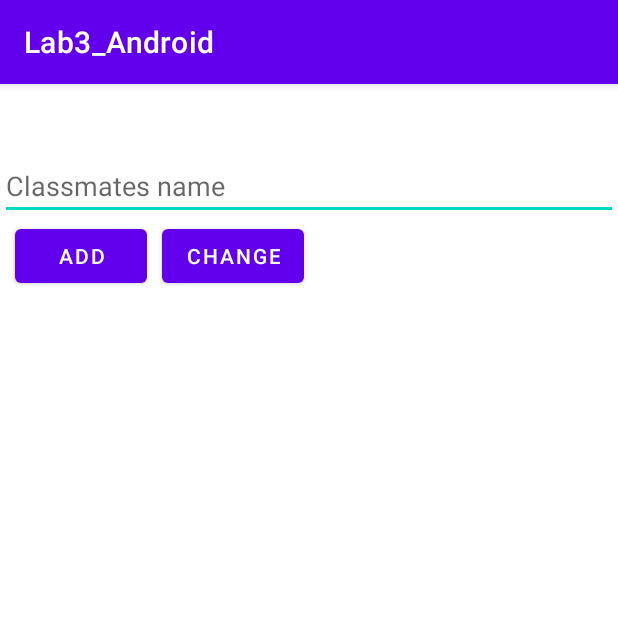
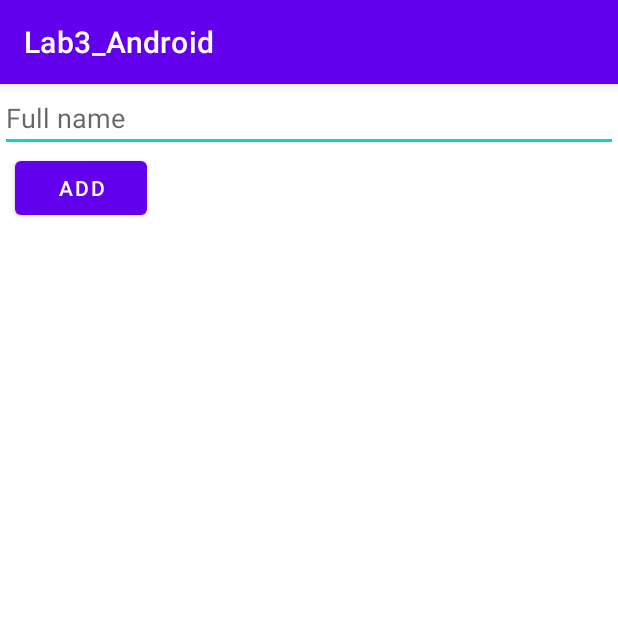
Before and after one commit to kozak-olena/Lab3_Android, an Android app: the screen it shows after launch (Activity_Add), after a tap on "Add", on a phone screen of 412 x 824 dp, the top half of it. Run offline under Robolectric (Android 15) with nearby library versions, the phone set to English and light mode, and no system bars; 1 statement that could not run was skipped.

```diff
--- a/app/src/main/java/com/example/lab3_android/Activity_Add.java
+++ b/app/src/main/java/com/example/lab3_android/Activity_Add.java
@@ -3,22 +3,19 @@ package com.example.lab3_android;
 import androidx.annotation.RequiresApi;
 import androidx.appcompat.app.AppCompatActivity;
 
-import android.content.ContentValues;
-import android.database.sqlite.SQLiteDatabase;
 import android.os.Build;
 import android.os.Bundle;
 import android.view.View;
 import android.widget.Button;
 import android.widget.EditText;
 
-import java.text.ParseException;
-
 public class Activity_Add extends AppCompatActivity implements View.OnClickListener {
 
     Button btn_add;
     EditText add_id, add_name;
 
-    DBHelper dbHelper;
+    private DBHelper _dbHelper;
+    private DatabaseHandler _databaseHandler;
 
     @Override
     protected void onCreate(Bundle savedInstanceState) {
@@ -28,17 +25,17 @@ public class Activity_Add extends AppCompatActivity implements View.OnClickListe
         btn_add = (Button) findViewById(R.id.btnAdd);
         btn_add.setOnClickListener(this);
 
-        /*add_id = (EditText) findViewById(R.id.classmates_id);*/
         add_name = (EditText) findViewById(R.id.classmates_name);
 
-        dbHelper = new DBHelper(this);
+        _dbHelper = new DBHelper(this);
+        _databaseHandler = new DatabaseHandler(_dbHelper);
     }
 
     @RequiresApi(api = Build.VERSION_CODES.O)
     @Override
     public void onClick(View v) {
-        DatabaseHandler databaseHandler = new DatabaseHandler(dbHelper);
-        databaseHandler.insertData(add_name,add_id);
+
+        _databaseHandler.insertData(add_name);
 
     }
 }
--- a/app/src/main/java/com/example/lab3_android/MainActivity.java
+++ b/app/src/main/java/com/example/lab3_android/MainActivity.java
@@ -14,7 +14,7 @@ import android.widget.Button;
 import java.text.ParseException;
 import java.util.Date;
 
-public class MainActivity extends AppCompatActivity implements View.OnClickListener{
+public class MainActivity extends AppCompatActivity implements View.OnClickListener {
 
     Button btnChange;
     DBHelper dbHelper;
@@ -31,75 +31,21 @@ public class MainActivity extends AppCompatActivity implements View.OnClickListe
 
     }
 
-    public void openContactsTable(View view){
+    public void openContactsTable(View view) {
         Intent intent = new Intent(this, Activity_Read.class);
         startActivity(intent);
     }
 
-    public void openAddActivity(View view){
+    public void openAddActivity(View view) {
         Intent intent = new Intent(this, Activity_Add.class);
         startActivity(intent);
     }
 
-   /* public void changeLastRecord(View view) throws ParseException {
-
-       DatabaseHandler.sqLiteDatabase = DatabaseHandler.dbHelper.getWritableDatabase();
-        ContentValues contentValues = new ContentValues();
-
-        contentValues.put(DBHelper.KEY_FULL_NAME, "Іванов Іван Іванович");
-        String orderBy = DBHelper.KEY_DATE+" ASC ";
-        Cursor cursor = DatabaseHandler.sqLiteDatabase.query(DBHelper.TABLE_CLASSMATES, null, null, null,
-                null, null, orderBy);
-        cursor.moveToLast();
-
-
-        int idIndex = cursor.getColumnIndex(DBHelper.KEY_ID);
-        int nameIndex = cursor.getColumnIndex(DBHelper.KEY_FULL_NAME);
-        int timeIndex = cursor.getColumnIndex(DBHelper.KEY_DATE);
-
-        int updCount = DatabaseHandler.sqLiteDatabase.update(DBHelper.TABLE_CLASSMATES, contentValues,
-                DBHelper.KEY_DATE + "= ?", new String[] {cursor.getString(timeIndex)});
-
-        String str = cursor.getString(timeIndex);       //????? чого тут стрінг?
-        Date date = DateTimeHandler.utcToLocalTime(Long.parseLong(str));
-        String localTime = DateTimeHandler.getDateFormat(date);
-
-        Log.d("mLog", "ID = " + cursor.getInt(idIndex) +
-                ", name = " + cursor.getString(nameIndex) +
-                ", time = " + localTime);
-    }*/
-
     @Override
     public void onClick(View v) {
 
-       SQLiteDatabase sqLiteDatabase = dbHelper.getWritableDatabase();
-        ContentValues contentValues = new ContentValues();
+        DatabaseHandler databaseHandler = new DatabaseHandler(dbHelper);
+        databaseHandler.updateLastRecord();
 
-        contentValues.put(DBHelper.KEY_FULL_NAME, "Іванов Іван Іванович");
-        String orderBy = DBHelper.KEY_DATE+" ASC ";
-        Cursor cursor =  sqLiteDatabase.query(DBHelper.TABLE_CLASSMATES, null, null, null,
-                null, null, orderBy);
-        cursor.moveToLast();
-
-
-        int idIndex = cursor.getColumnIndex(DBHelper.KEY_ID);
-        int nameIndex = cursor.getColumnIndex(DBHelper.KEY_FULL_NAME);
-        int timeIndex = cursor.getColumnIndex(DBHelper.KEY_DATE);
-
-        int updCount =  sqLiteDatabase.update(DBHelper.TABLE_CLASSMATES, contentValues,
-                DBHelper.KEY_DATE + "= ?", new String[] {cursor.getString(timeIndex)});
-
-        String str = cursor.getString(timeIndex);       //????? чого тут стрінг?
-        Date date = null;
-        try {
-            date = DateTimeHandler.utcToLocalTime(Long.parseLong(str));
-        } catch (ParseException e) {
-            e.printStackTrace();
-        }
-        String localTime = DateTimeHandler.getDateFormat(date);
-
-        Log.d("mLog", "ID = " + cursor.getInt(idIndex) +
-                ", name = " + cursor.getString(nameIndex) +
-                ", time = " + localTime);
     }
 }
--- a/app/src/main/res/layout/activity__add.xml
+++ b/app/src/main/res/layout/activity__add.xml
@@ -4,41 +4,27 @@
     xmlns:tools="http://schemas.android.com/tools"
     android:layout_width="match_parent"
     android:layout_height="match_parent"
-    tools:context=".Activity_Add"
-    android:orientation="vertical">
+    android:orientation="vertical"
+    tools:context=".Activity_Add">
+
 
     <EditText
+        android:id="@+id/classmates_name"
         android:layout_width="match_parent"
         android:layout_height="wrap_content"
-        android:id="@+id/classmates_id"
-        android:visibility="invisible"
-        android:hint="ID">
-    </EditText>
+        android:hint="@string/full_name" />
 
-    <EditText
+    <LinearLayout
         android:layout_width="match_parent"
         android:layout_height="wrap_content"
-        android:id="@+id/classmates_name"
-        android:hint="Classmates name">
-    </EditText>
+        android:orientation="horizontal">
 
-    <LinearLayout android:layout_width="match_parent"
-        android:layout_height="wrap_content"
-        android:orientation="horizontal">
         <Button
             android:id="@+id/btnAdd"
             android:layout_width="wrap_content"
             android:layout_height="wrap_content"
-            android:text="Add"
-            android:layout_marginLeft="10dp">
-        </Button>
-        <Button
-            android:id="@+id/btnChange"
-            android:layout_width="wrap_content"
-            android:layout_height="wrap_content"
-            android:text="Change"
-            android:layout_marginLeft="10dp">
-        </Button>
+            android:layout_marginStart="10dp"
+            android:text="@string/add" />
     </LinearLayout>
 
 </LinearLayout>
--- a/app/src/main/res/values/strings.xml
+++ b/app/src/main/res/values/strings.xml
@@ -1,3 +1,5 @@
 <resources>
     <string name="app_name">Lab3_Android</string>
+    <string name="full_name">Full name</string>
+    <string name="add">Add</string>
 </resources>
```
Also changed, not shown: app/src/main/java/com/example/lab3_android/Activity_Read.java (+7 -4 lines), app/src/main/java/com/example/lab3_android/DatabaseHandler.java (+34 -65 lines), app/src/main/java/com/example/lab3_android/DateTimeHandler.java (+10 -8 lines).
